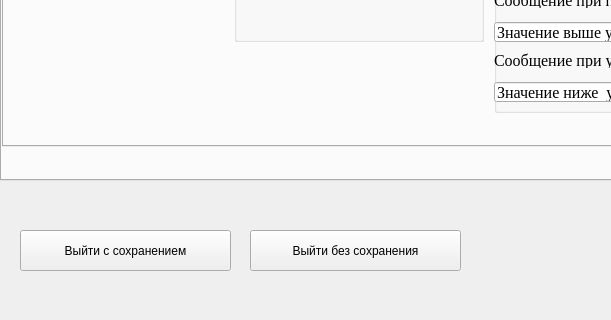
tomyqg/topaz-m, file options.ui: the form before one commit; both pictures show x 0 to 611 and y 480 to 800 of the 1280 by 800 pixel window.
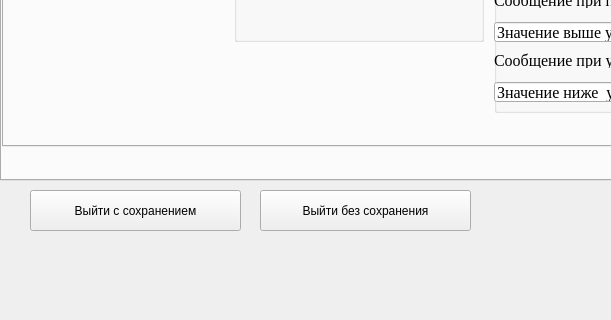
The form after the commit. The open tabs and pages were chosen to show the change.

Patch:
```diff
--- a/options.ui
+++ b/options.ui
@@ -5179,8 +5179,8 @@
   <widget class="QPushButton" name="pushButton">
    <property name="geometry">
     <rect>
-     <x>20</x>
-     <y>710</y>
+     <x>30</x>
+     <y>670</y>
      <width>211</width>
      <height>41</height>
     </rect>
@@ -5192,8 +5192,8 @@
   <widget class="QPushButton" name="pushButton_2">
    <property name="geometry">
     <rect>
-     <x>250</x>
-     <y>710</y>
+     <x>260</x>
+     <y>670</y>
      <width>211</width>
      <height>41</height>
     </rect>
```
Left out of the diff: 6 changed lines with no effect on the pictures.
